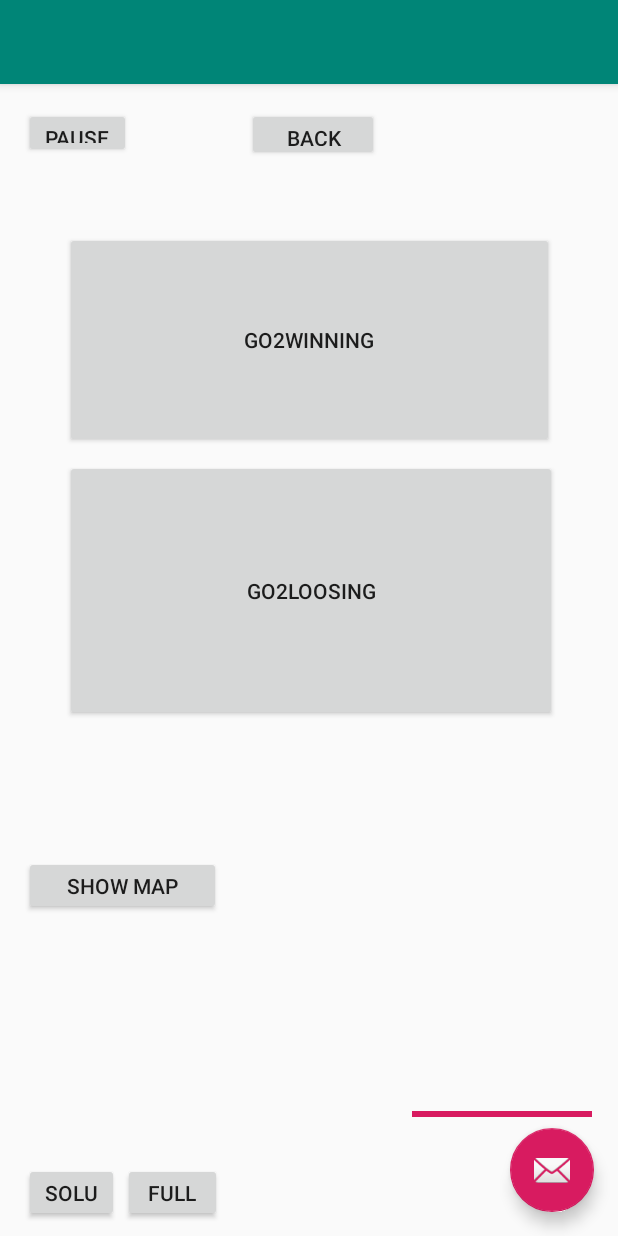
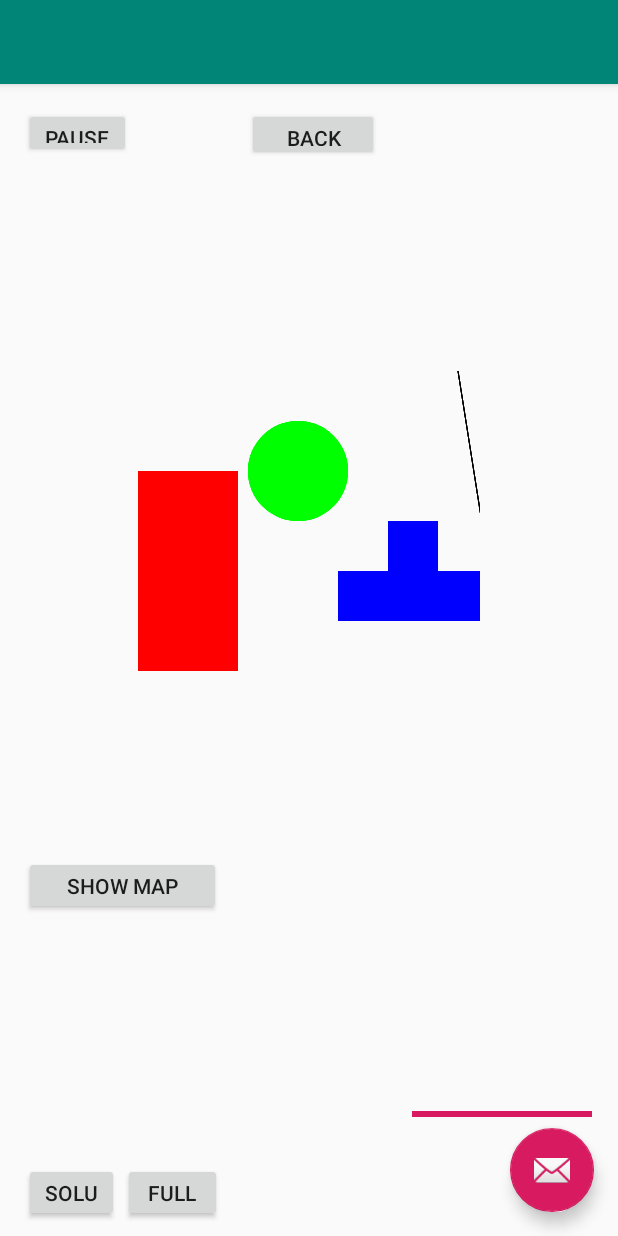
Before and after one commit to EthanAYoung/Tron-Maze-for-Android, an Android app: the PlayAnimationActivity screen opened directly, with no data from a screen before it, on a phone screen of 412 x 824 dp. Run offline under Robolectric (Android 15) with nearby library versions, the phone set to English and light mode, and no system bars.

Commit message:
MazePanel implemented

```diff
--- /dev/null
+++ b/app/src/main/java/edu/wm/cs/cs301/EthanYoung/gui/MazePanel.java
@@ -0,0 +1,421 @@
+package edu.wm.cs.cs301.EthanYoung.gui;
+
+import android.content.Context;
+import android.graphics.Bitmap;
+import android.graphics.Canvas;
+import android.graphics.Color;
+import android.graphics.Paint;
+import android.graphics.Rect;
+import android.media.Image;
+import android.util.AttributeSet;
+import android.util.Log;
+import android.view.View;
+
+import java.util.ArrayList;
+
+//import edu.wm.cs.cs301.EthanYoung.gui.VariableStorage;
+
+/**
+ * Add functionality for double buffering to an AWT Panel class.
+ * Used for drawing a maze.
+ *
+ * @author Peter Kemper
+ * includes methods by Peter Kemper from other classes
+ * methods moved here by Ethan Young
+ *
+ * newColor, colorsEqual, setGcToG, drawHelper,
+ * setLineColor, and additional constructor by Ethan Young
+ *
+ */
+public class MazePanel extends View {
+    /* Panel operates a double buffer see
+     * http://www.codeproject.com/Articles/2136/Double-buffer-in-standard-Java-AWT
+     * for details
+     */
+    // bufferImage can only be initialized if the container is displayable,
+    // uses a delayed initialization and relies on client class to call initBufferImage()
+    // before first use
+    //private Image bufferImage;
+    //private Graphics2D graphics; // obtained from bufferImage,
+    // graphics is stored to allow clients to draw on the same graphics object repeatedly
+    // has benefits if color settings should be remembered for subsequent drawing operations
+    Bitmap bMap;
+    Canvas can;
+    Paint paint;
+
+    /**
+     * Constructor. Object is not focusable.
+     */
+    public MazePanel(Context context) {
+        super(context);
+        System.out.println("Super check");
+        Log.v("super Check" , "******** Super Check ********");
+        bMap = Bitmap.createBitmap(400, 400, Bitmap.Config.ARGB_8888);
+        //VariableStorage.getInstance().setBMap(bMap);
+        can = new Canvas(bMap);
+        paint = new Paint();
+        paint.setColor(Color.RED);
+        System.out.println("variable check");
+        Log.v("variable Check" , "******** Variable Check ********");
+        //setFocusable(false);
+        System.out.println("focusable check");
+        Log.v("focusable Check" , "******** focusable Check ********");
+        //bufferImage = null; // bufferImage initialized separately and later
+        //graphics = null;	// same for graphics
+    }
+
+    public MazePanel(Context context, AttributeSet attributes){
+        super(context, attributes);
+        bMap = Bitmap.createBitmap(400, 400, Bitmap.Config.ARGB_8888);
+        can = new Canvas(bMap);
+        paint = new Paint();
+        paint.setColor(Color.RED);
+
+    }
+
+    @Override
+    protected void onDraw(Canvas canvas) {
+        super.onDraw(canvas);
+        canvas.drawBitmap(bMap,0,0, null);
+        Log.v("onDraw Check" , "******** onDraw Check ********");
+        drawSomeShapes();
+    }
+
+    @Override
+    protected void onMeasure (int widthMeasureSpec, int heightMeasureSpec){
+
+        int defaultH = 300;
+        int defaultW = 300;
+
+        int width = measureHelper(defaultW, widthMeasureSpec);
+        int height = measureHelper(defaultH, heightMeasureSpec);
+
+        setMeasuredDimension(width, height);
+
+    }
+
+    private int measureHelper(int value, int measureSpec){
+        int mode = MeasureSpec.getMode(measureSpec);
+        int size = MeasureSpec.getSize(measureSpec);
+        if (mode == MeasureSpec.EXACTLY) {
+            value = size;
+        } else if (mode == MeasureSpec.AT_MOST) {
+            value = Math.min(value, size);
+        }
+        return value;
+    }
+
+    public void drawSomeShapes(){
+        paint.setColor(Color.RED);
+        drawRect(0, 100, 100, 200, Color.YELLOW);
+        paint.setColor(Color.GREEN);
+        can.drawCircle(160, 100, 50, paint);
+        paint.setColor(Color.BLUE);
+        drawRect(200, 200, 200, 50, Color.BLUE);
+        drawRect(250, 150, 50, 100, Color.BLUE);
+        paint.setColor(Color.BLACK);
+        can.drawLine(350, 30, 400, 400, paint);
+        can.drawLine(320, 0, 380, 380, paint);
+
+    }
+
+    /**
+     * draws a rectangle with current color
+     * @param x is the x coordinate of the top left corner
+     * @param y is the y coordinate of the top left corner
+     * @param w is the width of the rectangle
+     * @param h is the height of the rectangle
+     */
+    public void drawRect(int x, int y, int w, int h){
+        paint.setStyle(Paint.Style.FILL);
+        can.drawRect(new Rect(x, y, w+x, h+y), paint);
+    }
+
+    /**
+     * draws a rectangle with custom color
+     * @param x is the x coordinate of the top left corner
+     * @param y is the y coordinate of the top left corner
+     * @param w is the width of the rectangle
+     * @param h is the height of the rectangle
+     * @param color is the color of the rectangle
+     */
+    public void drawRect(int x, int y, int w, int h, int color){
+        paint.setStyle(Paint.Style.FILL);
+        int temp = col;
+        col = color;
+        can.drawRect(new Rect(x, y, w+x, h+y), paint);
+        col = temp;
+        //canvas.drawRect(new Rect(x,y, w, h), paint);
+    }
+
+    /*public void update(Graphics g) {
+        //paint(g);
+    }*/
+    public void update() {
+        //paint(g);
+        //invalidate();
+    }
+
+    /**
+     * Method to draw the buffer image on a graphics object that is
+     * obtained from the superclass.
+     * Warning: do not override getGraphics() or drawing might fail.
+     */
+    /*public void update() {
+        paint(getGraphics());
+    }*/
+
+    /**
+     * Draws the buffer image to the given graphics object.
+     * This method is called when this panel should redraw itself.
+     * The given graphics object is the one that actually shows
+     * on the screen.
+     */
+    public void paint() {
+        /*if (null == g) {
+            System.out.println("MazePanel.paint: no graphics object, skipping drawImage operation");
+        }
+        else {
+            g.drawImage(bufferImage,0,0,null);
+        }*/
+    }
+
+    /**
+     * Obtains a graphics object that can be used for drawing.
+     * This MazePanel object internally stores the graphics object
+     * and will return the same graphics object over multiple method calls.
+     * The graphics object acts like a notepad where all clients draw
+     * on to store their contribution to the overall image that is to be
+     * delivered later.
+     * To make the drawing visible on screen, one needs to trigger
+     * a call of the paint method, which happens
+     * when calling the update method.
+     * @return graphics object to draw on, null if impossible to obtain image
+     */
+    public void getBufferGraphics() { //not sure what to return for this
+        // if necessary instantiate and store a graphics object for later use
+       /* if (null == graphics) {
+            if (null == bufferImage) {
+                bufferImage = createImage(Constants.VIEW_WIDTH, Constants.VIEW_HEIGHT);
+                if (null == bufferImage)
+                {
+                    System.out.println("Error: creation of buffered image failed, presumedly container not displayable");
+                    return null; // still no buffer image, give up
+                }
+            }
+            graphics = (Graphics2D) bufferImage.getGraphics();
+            if (null == graphics) {
+                System.out.println("Error: creation of graphics for buffered image failed, presumedly container not displayable");
+            }
+            else {
+                // System.out.println("MazePanel: Using Rendering Hint");
+                // For drawing in FirstPersonDrawer, setting rendering hint
+                // became necessary when lines of polygons
+                // that were not horizontal or vertical looked ragged
+                graphics.setRenderingHint(RenderingHints.KEY_ANTIALIASING,
+                        RenderingHints.VALUE_ANTIALIAS_ON);
+                graphics.setRenderingHint(RenderingHints.KEY_INTERPOLATION,
+                        RenderingHints.VALUE_INTERPOLATION_BILINEAR);
+            }
+        }
+        return graphics;*/
+    }
+
+    /////////////////////////////////////////////////////////////////////////////////////////////////////////////////////
+    //FirstPersonDrawer
+
+    /**
+     * The drawing is performed on a Graphics object. Storing it makes
+     * its access easier for code that traverses the tree of BSP nodes
+     * to draw segments. Drawing is performed in a piecemeal manner on
+     * a buffer image, such that updating the panel that is on screen
+     * with the current buffer image is the responsibility of
+     * the StatePlaying class.
+     */
+    //public Graphics2D gc;
+
+    /**
+     * Draws a black and a grey rectangle to provide a background.
+     * Note that this also erases previous drawings of maze or map.
+     */
+    private void drawBackground(int viewWidth, int viewHeight) {
+        paint.setColor(Color.BLACK);
+        drawRect(0, 0, viewWidth, viewHeight/2);
+        paint.setColor(Color.GREEN);
+        drawRect(0, 0, viewWidth, viewHeight/2);
+
+        /*// black rectangle in upper half of screen
+        graphics.setColor(Color.black);
+        graphics.drawRect(0, 0, viewWidth, viewHeight/2);
+        // grey rectangle in lower half of screen
+        graphics.setColor(Color.darkGray);
+        graphics.drawRect(0, viewHeight/2, viewWidth, viewHeight/2);*/
+    }
+
+    ///////////////////////////////////////////////////////////////////////////////////////////////////////////////////////
+    //MapDrawer
+
+    /*public void setLineColor(Cells seenCells, CardinalDirection dir, int x, int y) {
+        // TODO Auto-generated method stub
+        tempG.setColor(seenCells.hasWall(x,y, dir) ? Color.white : Color.gray);
+    }*/
+
+    public void setLineColor() {
+        // TODO Auto-generated method stub
+        //tempG.setColor(seenCells.hasWall(x,y, dir) ? Color.white : Color.gray);
+    }
+
+    //////////////////////////////////////////////////////////////////////////////////////////////
+    //Seg
+
+    /**
+     * color of segment, only set by constructor and file reader.
+     */
+    public int col;
+
+    /**
+     * Default minimum value for RGB values.
+     */
+    private static final int RGB_DEF = 20;
+
+    /**
+     * Determine and set the color for this segment.
+     *
+     * @param distance
+     *            to exit
+     * @param cc
+     *            obscure
+     */
+    public void initColor(final int distance, final int cc/*, Seg segment*/) {
+        /*final int d = distance / 4;
+        // mod used to limit the number of colors to 6
+        final int rgbValue = segment.calculateRGBValue(d);
+        switch (((d >> 3) ^ cc) % 6) {
+            case 0:
+                setColor(new Color(rgbValue, RGB_DEF, RGB_DEF));
+                break;
+            case 1:
+                setColor(new Color(RGB_DEF, rgbValue, RGB_DEF));
+                break;
+            case 2:
+                setColor(new Color(RGB_DEF, RGB_DEF, rgbValue));
+                break;
+            case 3:
+                setColor(new Color(rgbValue, rgbValue, RGB_DEF));
+                break;
+            case 4:
+                setColor(new Color(RGB_DEF, rgbValue, rgbValue));
+                break;
+            case 5:
+                setColor(new Color(rgbValue, RGB_DEF, rgbValue));
+                break;
+            default:
+                setColor(new Color(RGB_DEF, RGB_DEF, RGB_DEF));
+                break;
+        }*/
+    }
+
+    /**
+     * @return the color
+     */
+    public int getColor() {
+        return col;
+    }
+
+    /**
+     * @param color
+     *            the color to set
+     */
+    public void setColor(int color) {
+        /*
+         * for debugging: use random color settings such that all segments look
+         * different
+         * int r = SingleRandom.getRandom().nextIntWithinInterval(20,240) ;
+         * int g = SingleRandom.getRandom().nextIntWithinInterval(20,240) ;
+         * int b = SingleRandom.getRandom().nextIntWithinInterval(20,240) ;
+         * this.col = new Color(r,g,b); return ;
+         */
+
+        col = color;
+        paint.setColor(color);
+    }
+
+    /**
+     * checks if two colors are equal
+     * one color is this panel's col
+     * and the other color is from a different
+     * seg object's panel's col
+     */
+    public boolean colorsEqual(/*Seg o*/) {
+        //return (col == o.panel.getColor());
+        return col == 15;
+    }
+
+    ////////////////////////////////////////////////////////////////////////////////////////////////////
+    //New methods for refactoring
+
+    /**
+     * creates a new color object with an integer
+     * @param val determines the new color
+     * @return the newly created color
+     */
+    /*public int newColor(int val) {
+        return val;
+    }*/
+
+    /**
+     * creates a new color object with a string
+     * @param val determines the new color
+     * @return the newly created color
+     */
+    public int newColor(String val) {
+        switch(val.toLowerCase()) {
+            case "white":
+                return Color.WHITE;
+            case "yellow":
+                return Color.YELLOW;
+            case "red":
+                return Color.RED;
+        }
+        return Color.MAGENTA;
+    }
+
+    /**
+     * empty constructor so seg objects can access panel methods
+     */
+    /*public MazePanel(boolean forSeg, Context context) {
+        super(context);
+
+    }*/
+
+    /**
+     * a temporary Graphics object
+     * helps MapDrawer and FirstPersonDrawer not have to
+     * directly use Graphics objects
+     */
+    //public Graphics tempG;
+
+    /**
+     * sets gc to tempG
+     * helper for FirstPersonDrawer
+     */
+    public void setGcToG() {
+        // TODO Auto-generated method stub
+        //gc = (Graphics2D) tempG ;
+    }
+
+    /**
+     * helper for FirstPersonDrawer's draw method
+     * @param viewWidth is FirstPersonDrawer's viewWidth
+     * @param viewHeight is FirstPersonDrawer's viewHeight
+     */
+    public void drawHelper(int viewWidth, int viewHeight) {
+        // update graphics
+        // draw background figure: black on bottom half, grey on top half
+        //drawBackground(viewWidth, viewWidth);
+        // set color to white and draw what ever can be seen from the current position
+        //tempG.setColor(Color.WHITE);
+
+    }
+
+}
--- a/app/src/main/java/edu/wm/cs/cs301/EthanYoung/gui/PlayManuallyActivity.java
+++ b/app/src/main/java/edu/wm/cs/cs301/EthanYoung/gui/PlayManuallyActivity.java
@@ -54,6 +54,7 @@ public class PlayManuallyActivity extends AppCompatActivity {
     @Override
     protected void onCreate(Bundle savedInstanceState) {
         super.onCreate(savedInstanceState);
+        Log.v("manual play check", "manual play check");
         setContentView(R.layout.activity_play_manually);
 
         pB = (Button) findViewById(R.id.pauseButt);
--- a/app/src/main/res/layout/content_play_animation.xml
+++ b/app/src/main/res/layout/content_play_animation.xml
@@ -65,32 +65,6 @@
         app:layout_constraintStart_toStartOf="parent"
         app:layout_constraintTop_toTopOf="parent" />
 
-    <Button
-        android:id="@+id/Go2Winning"
-        android:layout_width="326dp"
-        android:layout_height="144dp"
-        android:layout_marginStart="124dp"
-        android:layout_marginTop="47dp"
-        android:layout_marginEnd="124dp"
-        android:onClick="winNow"
-        android:text="Go2Winning"
-        app:layout_constraintEnd_toEndOf="parent"
-        app:layout_constraintStart_toStartOf="parent"
-        app:layout_constraintTop_toBottomOf="@+id/backButt3" />
-
-    <Button
-        android:id="@+id/Go2Loosing"
-        android:layout_width="328dp"
-        android:layout_height="174dp"
-        android:layout_marginStart="124dp"
-        android:layout_marginTop="8dp"
-        android:layout_marginEnd="122dp"
-        android:onClick="loseNow"
-        android:text="Go2Loosing"
-        app:layout_constraintEnd_toEndOf="parent"
-        app:layout_constraintStart_toStartOf="parent"
-        app:layout_constraintTop_toBottomOf="@+id/Go2Winning" />
-
     <TextView
         android:id="@+id/pauseMsg"
         android:layout_width="95dp"
@@ -117,4 +91,15 @@
         app:layout_constraintBottom_toBottomOf="parent"
         app:layout_constraintEnd_toEndOf="parent" />
 
+    <edu.wm.cs.cs301.EthanYoung.gui.MazePanel
+        android:id="@+id/mazePanel2"
+        android:layout_width="228dp"
+        android:layout_height="220dp"
+        android:layout_marginStart="91dp"
+        android:layout_marginTop="140dp"
+        android:layout_marginEnd="92dp"
+        app:layout_constraintEnd_toEndOf="parent"
+        app:layout_constraintStart_toStartOf="parent"
+        app:layout_constraintTop_toBottomOf="@+id/backButt3" />
+
 </android.support.constraint.ConstraintLayout>
```
Also changed, not shown: app/src/main/java/edu/wm/cs/cs301/EthanYoung/gui/AMazeActivity.java (+6 -1 lines), app/src/main/java/edu/wm/cs/cs301/EthanYoung/gui/VariableStorage.java (added, +28 -0 lines), app/src/main/res/layout/content_play_manually.xml (+11 -13 lines).
